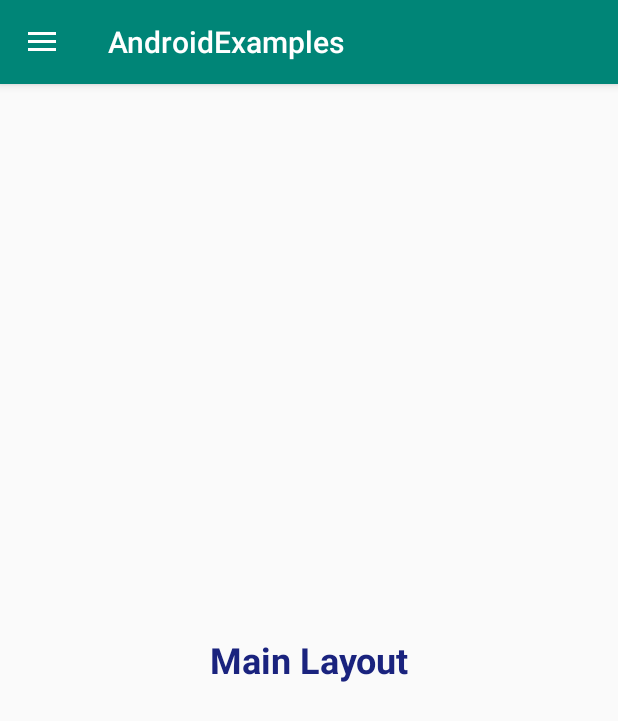
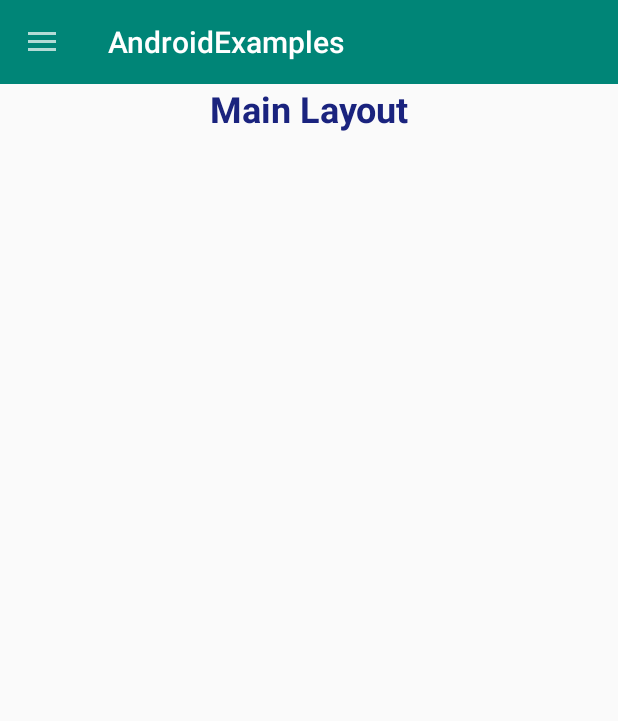
Before and after one commit to HTC77/android-examples, an Android app: the screen it shows after launch (MainActivity), on a phone screen of 412 x 824 dp. Shown: the top 721 px of the screen. Run offline under Robolectric (Android 15) with nearby library versions, the light colour scheme and no system bars.

Commit message:
Custom ActionBar + set the navigation menu over Action Bar

```diff
--- a/app/src/main/java/com/example/androidexamples/MainActivity.java
+++ b/app/src/main/java/com/example/androidexamples/MainActivity.java
@@ -5,14 +5,18 @@
 import android.support.v7.app.AppCompatActivity;
 import android.os.Bundle;
 import android.view.MenuItem;
+import android.support.v7.widget.Toolbar;
 
 public class MainActivity extends AppCompatActivity {
     private DrawerLayout mDrawerLayout;
     private ActionBarDrawerToggle mToggle;
+    private Toolbar mToolbar;
     @Override
     protected void onCreate(Bundle savedInstanceState) {
         super.onCreate(savedInstanceState);
         setContentView(R.layout.activity_main);
+        mToolbar = findViewById(R.id.nav_actionbar);
+        setSupportActionBar(mToolbar);
         mDrawerLayout = findViewById(R.id.drawerLayout);
         mToggle = new ActionBarDrawerToggle(this,mDrawerLayout,R.string.open,R.string.close);
         mDrawerLayout.addDrawerListener(mToggle);
--- a/app/src/main/res/layout/activity_main.xml
+++ b/app/src/main/res/layout/activity_main.xml
@@ -9,7 +9,12 @@
 
     <LinearLayout
         android:layout_width="match_parent"
-        android:layout_height="match_parent">
+        android:layout_height="match_parent"
+        android:orientation="vertical">
+        <include
+            layout="@layout/navigation_actionbar"
+            android:layout_width="match_parent"
+            android:layout_height="wrap_content"/>
         <TextView
             android:layout_width="match_parent"
             android:layout_height="wrap_content"
--- /dev/null
+++ b/app/src/main/res/layout/navigation_actionbar.xml
@@ -0,0 +1,10 @@
+<?xml version="1.0" encoding="utf-8"?>
+<android.support.v7.widget.Toolbar xmlns:android="http://schemas.android.com/apk/res/android"
+    android:id="@+id/nav_actionbar"
+    android:layout_width="match_parent"
+    android:layout_height="wrap_content"
+    android:background="@color/colorPrimary"
+    android:orientation="vertical"
+    android:theme="@style/ThemeOverlay.AppCompat.Dark">
+
+</android.support.v7.widget.Toolbar>
--- a/app/src/main/res/values/styles.xml
+++ b/app/src/main/res/values/styles.xml
@@ -1,7 +1,7 @@
 <resources>
 
     <!-- Base application theme. -->
-    <style name="AppTheme" parent="Theme.AppCompat.Light.DarkActionBar">
+    <style name="AppTheme" parent="Theme.AppCompat.Light.NoActionBar">
         <!-- Customize your theme here. -->
         <item name="colorPrimary">@color/colorPrimary</item>
         <item name="colorPrimaryDark">@color/colorPrimaryDark</item>
```
